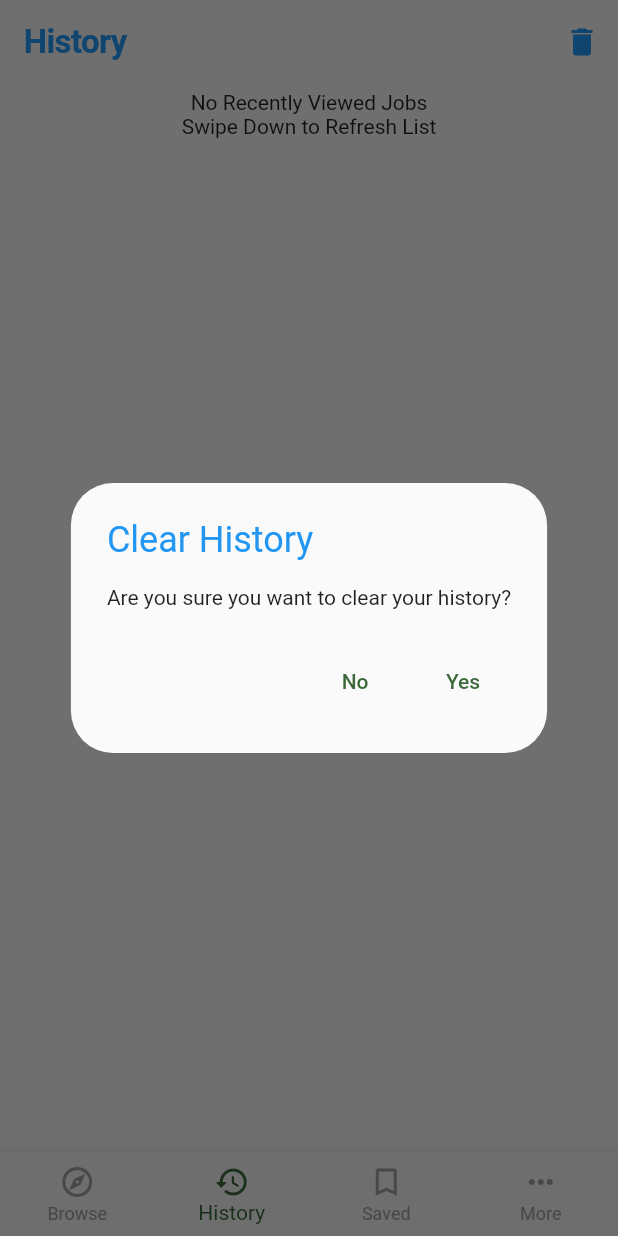
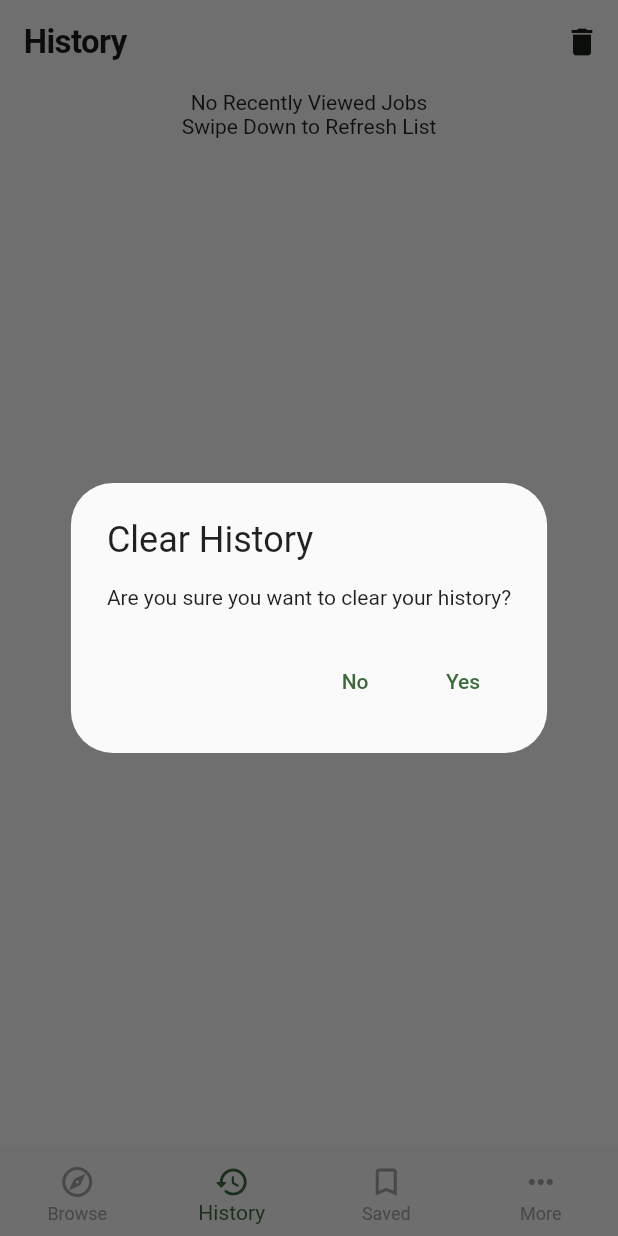
Before and after one commit to doreanbyte/katswiri, a Flutter app: the screen it shows after launch, item 2 of the bottom bar chosen, after a tap on the "delete" icon, on a phone screen of 412 x 824 dp. Run offline on Flutter 3.47's test engine with Material 2 defaults, Android fonts, the phone set to English and light mode, and no system bars; drawn by our look-alikes of dynamic_color; our stand-ins replace cached_network_image, dio, flutter_bloc, flutter_widget_from_html_core, share_plus, shared_preferences and 3 more; missing offline and left inert: dio_cache_interceptor; accounts and stored records are empty.

Commit message:
Update theme colors across multiple widgets

```diff
--- a/lib/app_theme.dart
+++ b/lib/app_theme.dart
@@ -37,6 +37,7 @@ ThemeData buildTheme({ColorScheme? scheme, required Brightness brightness}) {
       unselectedLabelColor: isDark ? Colors.white70 : Colors.black54,
     ),
     bottomNavigationBarTheme: origin.bottomNavigationBarTheme.copyWith(
+      selectedItemColor: colorScheme.primary,
       backgroundColor:
           isDark ? const Color(0xFF000000) : const Color(0xFFF0F0F0),
       unselectedItemColor: Colors.grey,
@@ -55,10 +56,11 @@ ThemeData buildTheme({ColorScheme? scheme, required Brightness brightness}) {
     splashColor: Colors.transparent,
     highlightColor: Colors.transparent,
     cardTheme: origin.cardTheme.copyWith(
-      color: isDark
+      surfaceTintColor: isDark
           ? const Color.fromARGB(96, 64, 64, 64)
           : const Color(0xFFFAFAFA),
     ),
+    secondaryHeaderColor: isDark ? Colors.grey : Colors.black54,
   );
 }
 
--- a/lib/custom_widgets/button_widgets.dart
+++ b/lib/custom_widgets/button_widgets.dart
@@ -123,10 +123,7 @@ class RetryButton extends StatelessWidget {
     return IconButton(
       onPressed: onRetryPressed,
       icon: const Icon(Icons.refresh),
-      color: Theme.of(context).primaryColor,
       iconSize: 38.0,
-      splashColor: Theme.of(context).splashColor,
-      highlightColor: Theme.of(context).highlightColor,
     );
   }
 }
--- a/lib/custom_widgets/job_list_retriever.dart
+++ b/lib/custom_widgets/job_list_retriever.dart
@@ -145,7 +145,6 @@ class _JobListRetrieverState extends State<JobListRetriever>
     }
 
     return RefreshIndicator(
-      backgroundColor: Theme.of(context).colorScheme.background,
       onRefresh: _onRefresh,
       child: child,
     );
--- a/lib/custom_widgets/tabbed_sources.dart
+++ b/lib/custom_widgets/tabbed_sources.dart
@@ -95,7 +95,6 @@ class _TabBarSectionState extends State<TabBarSection> {
   Widget build(BuildContext context) {
     return TabBar(
       indicatorSize: TabBarIndicatorSize.tab,
-      indicatorColor: Theme.of(context).primaryColor,
       isScrollable: true,
       labelStyle: const TextStyle(
         fontSize: 14.0,
@@ -106,8 +105,6 @@ class _TabBarSectionState extends State<TabBarSection> {
         fontWeight: FontWeight.w500,
       ),
       indicatorWeight: 3.0,
-      labelColor: Theme.of(context).tabBarTheme.labelColor,
-      unselectedLabelColor: Theme.of(context).tabBarTheme.unselectedLabelColor,
       controller: widget.controller,
       tabs: widget.sources
           .map<Widget>(
--- a/lib/screens/bottom_navigation.dart
+++ b/lib/screens/bottom_navigation.dart
@@ -55,12 +55,6 @@ class _BottomNavigationScreenState extends State<BottomNavigationScreen> {
       ),
       bottomNavigationBar: BottomNavigationBar(
         type: BottomNavigationBarType.fixed,
-        backgroundColor: Theme.of(
-          context,
-        ).bottomNavigationBarTheme.backgroundColor,
-        unselectedItemColor: Theme.of(
-          context,
-        ).bottomNavigationBarTheme.unselectedItemColor,
         currentIndex: _selectedIndex,
         items: const [
           BottomNavigationBarItem(
@@ -104,14 +98,12 @@ class _BottomNavigationScreenState extends State<BottomNavigationScreen> {
       case Page.browse:
         return AppBar(
           elevation: 0,
-          backgroundColor: Theme.of(context).appBarTheme.backgroundColor,
-          title: Text(
+          title: const Text(
             'Browse',
             style: TextStyle(
               fontSize: 22.0,
               fontWeight: FontWeight.w600,
               letterSpacing: -.4,
-              color: Theme.of(context).primaryColor,
             ),
           ),
           actions: [
@@ -150,22 +142,19 @@ class _BottomNavigationScreenState extends State<BottomNavigationScreen> {
       case Page.history:
         return AppBar(
           elevation: 0,
-          backgroundColor: Theme.of(context).appBarTheme.backgroundColor,
-          title: Text(
+          title: const Text(
             'History',
             style: TextStyle(
               fontSize: 22.0,
               fontWeight: FontWeight.w600,
               letterSpacing: -.4,
-              color: Theme.of(context).primaryColor,
             ),
           ),
           actions: [
             IconButton(
               onPressed: () => _showClearHistory(context),
-              icon: Icon(
+              icon: const Icon(
                 Icons.delete,
-                color: Theme.of(context).primaryColor,
               ),
             ),
           ],
@@ -173,14 +162,12 @@ class _BottomNavigationScreenState extends State<BottomNavigationScreen> {
       case Page.saved:
         return AppBar(
           elevation: 0,
-          backgroundColor: Theme.of(context).appBarTheme.backgroundColor,
-          title: Text(
+          title: const Text(
             'Saved',
             style: TextStyle(
               fontSize: 22.0,
               fontWeight: FontWeight.w600,
               letterSpacing: -.4,
-              color: Theme.of(context).primaryColor,
             ),
           ),
           actions: [
@@ -188,7 +175,6 @@ class _BottomNavigationScreenState extends State<BottomNavigationScreen> {
               onPressed: () => _showClearSavedJobs(context),
               icon: Icon(
                 Icons.delete,
-                color: Theme.of(context).iconTheme.color,
               ),
             ),
           ],
@@ -196,14 +182,12 @@ class _BottomNavigationScreenState extends State<BottomNavigationScreen> {
       case Page.more:
         return AppBar(
           elevation: 0,
-          backgroundColor: Theme.of(context).appBarTheme.backgroundColor,
-          title: Text(
+          title: const Text(
             'More',
             style: TextStyle(
               fontSize: 22.0,
-              fontWeight: FontWeight.w600,
+              fontWeight: FontWeight.w500,
               letterSpacing: -.4,
-              color: Theme.of(context).primaryColor,
             ),
           ),
         );
@@ -215,14 +199,10 @@ class _BottomNavigationScreenState extends State<BottomNavigationScreen> {
       context: context,
       builder: (BuildContext context) {
         return AlertDialog(
-          title: Text(
+          title: const Text(
             'Clear History',
-            style: TextStyle(
-              color: Theme.of(context).primaryColor,
-            ),
           ),
           content: const Text('Are you sure you want to clear your history?'),
-          backgroundColor: Theme.of(context).dialogTheme.backgroundColor,
           actions: [
             TextButton(
               child: const Text(
@@ -250,15 +230,11 @@ class _BottomNavigationScreenState extends State<BottomNavigationScreen> {
       context: context,
       builder: (BuildContext context) {
         return AlertDialog(
-          title: Text(
+          title: const Text(
             'Clear Saved Jobs',
-            style: TextStyle(
-              color: Theme.of(context).primaryColor,
-            ),
           ),
           content:
               const Text('Are you sure you want to clear your saved jobs?'),
-          backgroundColor: Theme.of(context).dialogTheme.backgroundColor,
           actions: [
             TextButton(
               child: const Text(
--- a/lib/screens/history_screen.dart
+++ b/lib/screens/history_screen.dart
@@ -61,7 +61,6 @@ class _HistoryListRetrieverState extends State<HistoryListRetriever> {
         };
 
         return RefreshIndicator(
-          backgroundColor: Theme.of(context).colorScheme.background,
           onRefresh: () async => _onRefresh(context),
           child: child,
         );
--- a/lib/screens/job_tag_screen.dart
+++ b/lib/screens/job_tag_screen.dart
@@ -20,15 +20,12 @@ class JobTagScreen extends StatelessWidget {
     return Scaffold(
       appBar: AppBar(
         elevation: 0,
-        backgroundColor: Theme.of(context).appBarTheme.backgroundColor,
         title: Text(
           title,
-          style: TextStyle(color: Theme.of(context).primaryColor),
         ),
         leading: IconButton(
-          icon: Icon(
+          icon: const Icon(
             Icons.chevron_left,
-            color: Theme.of(context).primaryColor,
           ),
           onPressed: () {
             Navigator.of(context).pop();
--- a/lib/screens/more_screen.dart
+++ b/lib/screens/more_screen.dart
@@ -43,7 +43,6 @@ class _ToggleThemeSection extends StatelessWidget {
           shape: RoundedRectangleBorder(
             borderRadius: BorderRadius.circular(20.0),
           ),
-          color: Theme.of(context).cardTheme.color,
           child: Container(
             padding: const EdgeInsets.all(8.0),
             child: BlocBuilder<ThemeBloc, SelectedThemeState>(
@@ -77,7 +76,6 @@ class _ToggleJobViewSection extends StatelessWidget {
           shape: RoundedRectangleBorder(
             borderRadius: BorderRadius.circular(20.0),
           ),
-          color: Theme.of(context).cardTheme.color,
           child: Container(
             padding: const EdgeInsets.all(8.0),
             child: const ToggleJobViewButtons(),
--- a/lib/screens/saved_jobs_screen.dart
+++ b/lib/screens/saved_jobs_screen.dart
@@ -68,7 +68,6 @@ class _SavedJobsListRetrieverState extends State<SavedJobsListRetriever> {
         }
 
         return RefreshIndicator(
-          backgroundColor: Theme.of(context).colorScheme.background,
           onRefresh: () async => _onRefresh(context),
           child: child,
         );
--- a/lib/screens/search_screen.dart
+++ b/lib/screens/search_screen.dart
@@ -13,9 +13,8 @@ class CustomSearchDelegate extends SearchDelegate {
         onPressed: () {
           query = '';
         },
-        icon: Icon(
+        icon: const Icon(
           Icons.close,
-          color: Theme.of(context).primaryColor,
         ),
       )
     ];
@@ -27,9 +26,8 @@ class CustomSearchDelegate extends SearchDelegate {
       onPressed: () {
         close(context, null);
       },
-      icon: Icon(
+      icon: const Icon(
         Icons.chevron_left,
-        color: Theme.of(context).primaryColor,
       ),
     );
   }
--- a/lib/screens/webview_screen.dart
+++ b/lib/screens/webview_screen.dart
@@ -32,7 +32,6 @@ class _WebViewScreenState extends State<WebViewScreen> {
   Widget build(BuildContext context) {
     return Scaffold(
       appBar: AppBar(
-        backgroundColor: Theme.of(context).appBarTheme.backgroundColor,
         title: Text(widget.title),
         leading: IconButton(
           onPressed: () {
@@ -40,7 +39,6 @@ class _WebViewScreenState extends State<WebViewScreen> {
           },
           icon: Icon(
             Icons.chevron_left,
-            color: Theme.of(context).iconTheme.color,
           ),
         ),
       ),
```
Also changed, not shown: lib/custom_widgets/job_model_widgets.dart (+7 -11 lines), lib/screens/job_detail_screen.dart (+7 -27 lines).
